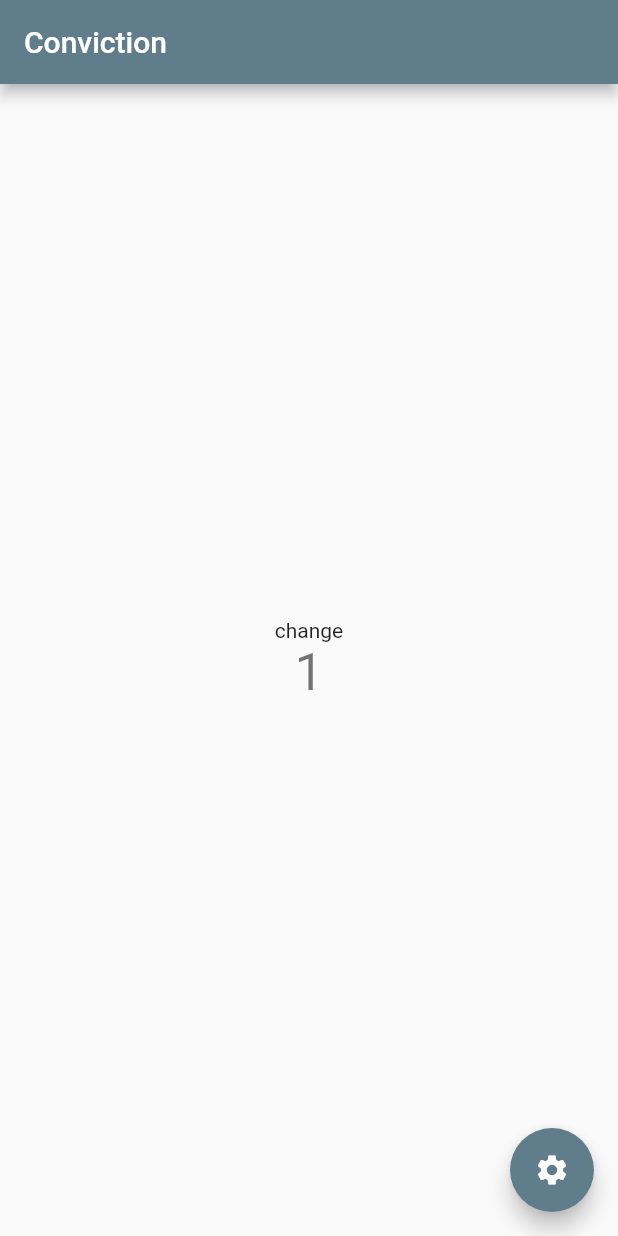
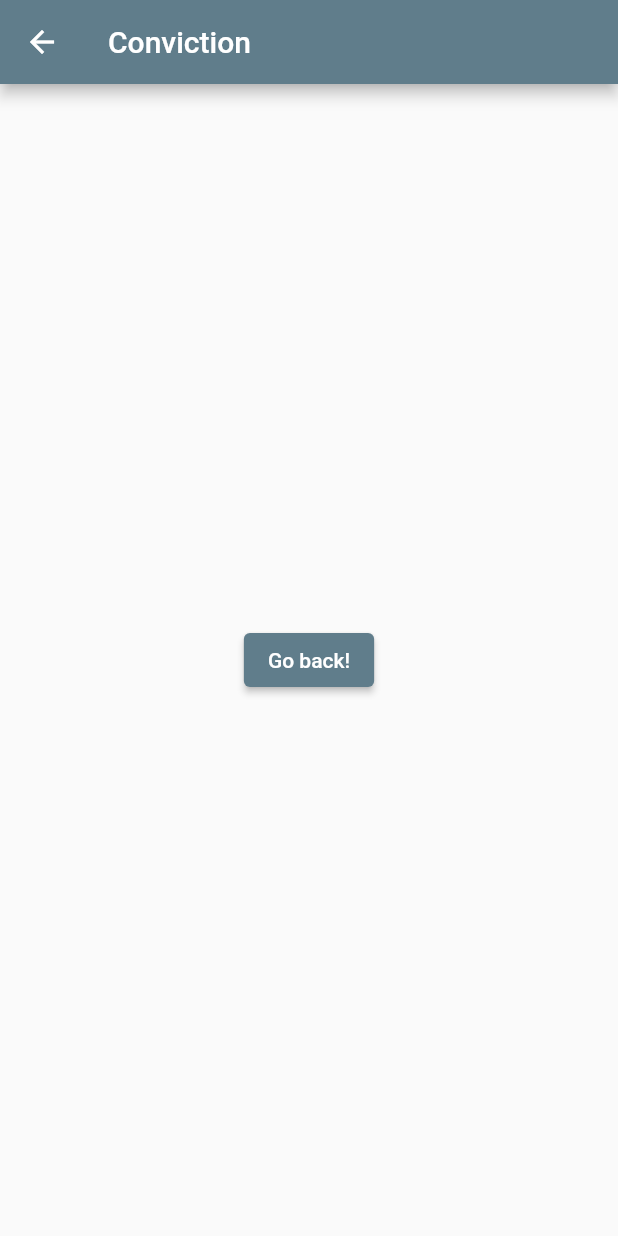
Before and after one commit to ShibuyaMidori/gtest2, a Flutter app: the screen it shows after launch, after a tap on the "settings" icon, on a phone screen of 412 x 824 dp. Run offline on Flutter 3.47's test engine with Material 2 defaults, Android fonts, the phone set to English and light mode, and no system bars; our stand-ins replace easy_localization.

Commit message:
:art: 遷移先の画面作成

```diff
--- a/ful_app/lib/main.dart
+++ b/ful_app/lib/main.dart
@@ -1,8 +1,9 @@
 import 'package:flutter/material.dart';
 import 'package:flutter_localizations/flutter_localizations.dart';
 import 'package:easy_localization/easy_localization.dart';
+import 'package:ful_app/settings.dart';
 
-void main() async{
+void main() async {
   // runApp前に多言語対応（mainをasyncにする）
   WidgetsFlutterBinding.ensureInitialized();
   await EasyLocalization.ensureInitialized();
@@ -33,7 +34,6 @@ class MainScreen extends StatelessWidget {
       ],
       supportedLocales: _lang.supportedLocales,
       locale: _lang.locale,
-
       title: 'Flutter Demo',
       theme: ThemeData(
         primarySwatch: Colors.blueGrey,
@@ -84,7 +84,11 @@ class _MyHomePageState extends State<MyHomePage> {
         ),
       ),
       floatingActionButton: FloatingActionButton(
-        onPressed: _incrementCounter,
+        // onPressed: _incrementCounter,
+        onPressed: () {
+          Navigator.push(context,
+              MaterialPageRoute(builder: (context) => const SettingsScreen()));
+        },
         child: const Icon(Icons.settings),
       ),
     );
--- /dev/null
+++ b/ful_app/lib/settings.dart
@@ -0,0 +1,24 @@
+import 'package:flutter/material.dart';
+import 'package:flutter_localizations/flutter_localizations.dart';
+import 'package:easy_localization/easy_localization.dart';
+
+class SettingsScreen extends StatelessWidget {
+  const SettingsScreen({Key? key}) : super(key: key);
+
+  @override
+  Widget build(BuildContext context) {
+    return Scaffold(
+      appBar: AppBar(
+        title: Text(tr('app_name')),
+      ),
+      body: Center(
+        child: ElevatedButton(
+          onPressed: () {
+            Navigator.pop(context);
+          },
+          child: const Text('Go back!'),
+        ),
+      ),
+    );
+  }
+}
```
